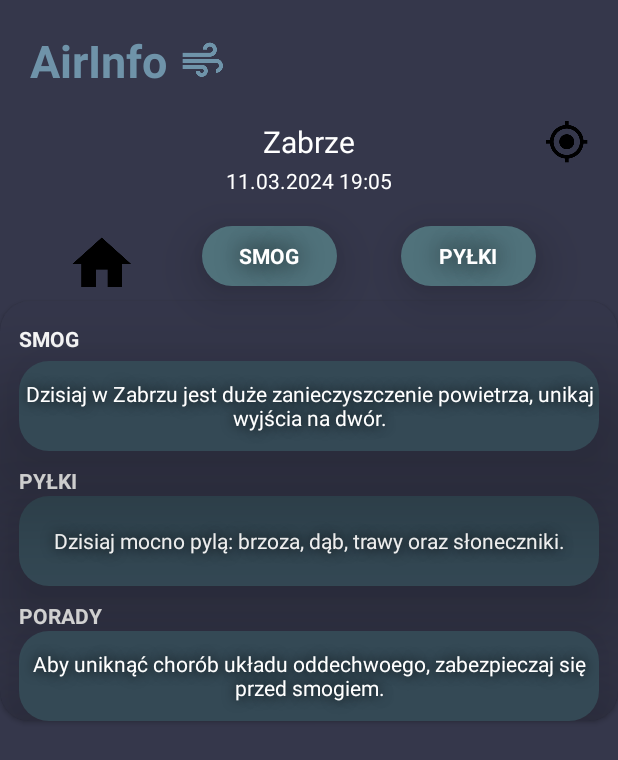
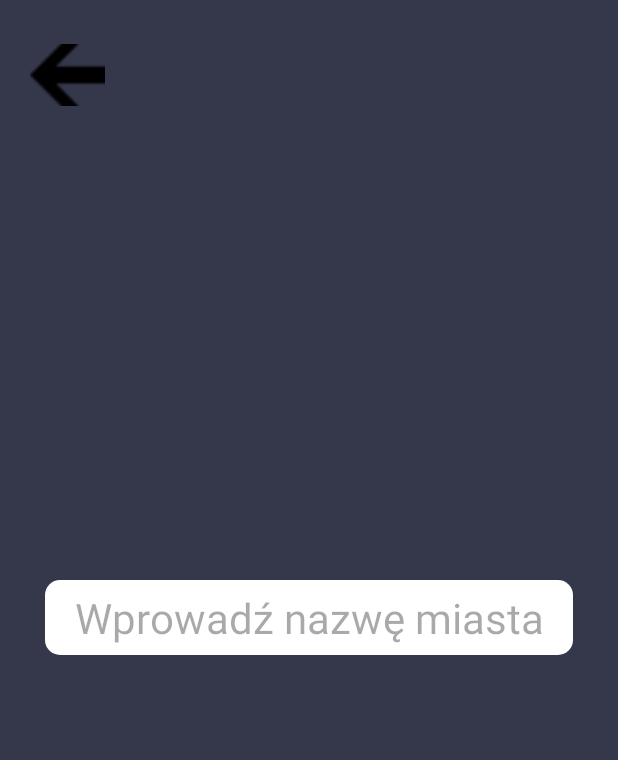
Before and after one commit to karolinahanslik/AirInfo, an Android app: the screen it shows after launch (MainActivity before the commit, cityFinder after it), after a tap on an icon or button, on a phone screen of 412 x 824 dp. Shown: the top 760 px of the screen. Run offline under Robolectric (Android 15) with nearby library versions, the phone set to English and light mode, and no system bars; libraries missing offline, so code that uses them is left out: com.loopj.android, cz.msebera.android.

Commit message:
API: szukanie danych w dowolnym mieście (wyszukiwanie po nazwie miasta, a nie bieżącej lokalizacji).

```diff
--- a/app/src/main/AndroidManifest.xml
+++ b/app/src/main/AndroidManifest.xml
@@ -2,9 +2,9 @@
 <manifest xmlns:android="http://schemas.android.com/apk/res/android"
     xmlns:tools="http://schemas.android.com/tools">
 
-    <uses-permission android:name="android.permission.INTERNET"></uses-permission>
-    <uses-permission android:name="android.permission.ACCESS_COARSE_LOCATION"></uses-permission>
-    <uses-permission android:name="android.permission.ACCESS_FINE_LOCATION"></uses-permission>
+    <uses-permission android:name="android.permission.INTERNET" />
+    <uses-permission android:name="android.permission.ACCESS_COARSE_LOCATION" />
+    <uses-permission android:name="android.permission.ACCESS_FINE_LOCATION" />
 
     <application
         android:allowBackup="true"
@@ -17,6 +17,9 @@
         android:theme="@style/Theme.Probka"
         tools:targetApi="31">
         <activity
+            android:name=".cityFinder"
+            android:exported="false" />
+        <activity
             android:name=".MainActivity"
             android:exported="true">
             <intent-filter>
--- a/app/src/main/java/com/example/probka/MainActivity.java
+++ b/app/src/main/java/com/example/probka/MainActivity.java
@@ -3,6 +3,7 @@ package com.example.probka;
 import android.Manifest;
 import android.app.Dialog;
 import android.content.Context;
+import android.content.Intent;
 import android.content.pm.PackageManager;
 import android.location.Location;
 import android.location.LocationListener;
@@ -10,6 +11,7 @@ import android.location.LocationManager;
 import android.os.Bundle;
 import android.view.View;
 import android.widget.ImageButton;
+import android.widget.RelativeLayout;
 import android.widget.TextView;
 import android.widget.Toast;
 
@@ -46,7 +48,7 @@ public class MainActivity extends AppCompatActivity {
 
     String latitude, longitude;
 
-
+    RelativeLayout mCityFinder;
     TextView cityName;
     TextView PM10_TextView;
     TextView PM2_TextView;
@@ -88,17 +90,18 @@ public class MainActivity extends AppCompatActivity {
         SmogCardView = (CardView) findViewById(R.id.SmogCardView);
         PylkiCardView = (CardView) findViewById(R.id.PylkiCardView);
         cityName = (TextView) findViewById(R.id.CityName);
-        LocalizationButton = findViewById(R.id.Localization);
+        mCityFinder = findViewById(R.id.Localization);
         Data_Godzina = findViewById(R.id.DateHour);
 
         PM10Dialog.setContentView(R.layout.pm10_layout);
         PM2Dialog.setContentView(R.layout.pm2_layout);
         CODialog.setContentView(R.layout.pm1_layout);
 
-        LocalizationButton.setOnClickListener(new View.OnClickListener() {
+        mCityFinder.setOnClickListener(new View.OnClickListener() {
             @Override
             public void onClick(View view) {
-//                tu cos dodac, żeby aktualizowała się lokalizacja po kliknięciu w button
+                Intent intent = new Intent(MainActivity.this, cityFinder.class);
+                startActivity(intent);
             }
         });
 
@@ -196,10 +199,30 @@ public class MainActivity extends AppCompatActivity {
 
     }
 
+//    @Override
+//    protected void onResume() {
+//        super.onResume();
+//        getPollutionforCurrentLocation();
+//    }
+
     @Override
     protected void onResume() {
         super.onResume();
-        getPollutionforCurrentLocation();
+        Intent mIntent = getIntent();
+        String city = mIntent.getStringExtra("City");
+        if (city != null) {
+            getPollutionforNewCity(city);
+        } else {
+            getPollutionforCurrentLocation();
+        }
+    }
+
+    private void getPollutionforNewCity(String city)
+    {
+        RequestParams params = new RequestParams();
+        params.put("q", city);
+        params.put("appid", API);
+        letsdoMoreNetworking(params);
     }
 
     private void getPollutionforCurrentLocation() {
@@ -310,6 +333,33 @@ public class MainActivity extends AppCompatActivity {
         );
     }
 
+    private void letsdoMoreNetworking(RequestParams params)
+    {
+        AsyncHttpClient client = new AsyncHttpClient();
+        client.get(CityName_URL, params, new JsonHttpResponseHandler()
+                {
+                    @Override
+                    public void onSuccess(int statusCode, Header[] headers, JSONObject response) {
+                        //Toast.makeText(MainActivity.this, "Data Updated Successfully", Toast.LENGTH_SHORT).show();
+
+                        coordsData coordsD = coordsData.fromJson(response);
+                        updateLL(coordsD);
+                        RequestParams params2 = new RequestParams();
+                        params2.put("lat", latitude);
+                        params2.put("lon", longitude);
+                        params2.put("appid", API);
+                        letsdoSomeNetworking(params2);
+                        //super.onSuccess(statusCode, headers, response);
+                    }
+
+                    @Override
+                    public void onFailure(int statusCode, Header[] headers, Throwable throwable, JSONObject errorResponse) {
+                        //super.onFailure(statusCode, headers, throwable, errorResponse);
+                    }
+                }
+        );
+    }
+
     private void updateUI(pollutionData pollution)
     {
         CO_TextView.setText(pollution.getmCO());
@@ -327,6 +377,12 @@ public class MainActivity extends AppCompatActivity {
         Data_Godzina.setText(date);
     }
 
+    private void updateLL(coordsData coordsD)
+    {
+        latitude = coordsD.getmLat();
+        longitude = coordsD.getmLon();
+    }
+
     @Override
     protected void onPause() {
         super.onPause();
--- /dev/null
+++ b/app/src/main/java/com/example/probka/cityFinder.java
@@ -0,0 +1,47 @@
+package com.example.probka;
+
+import android.content.Intent;
+import android.os.Bundle;
+import android.view.KeyEvent;
+import android.view.View;
+import android.widget.EditText;
+import android.widget.ImageView;
+import android.widget.TextView;
+import androidx.activity.EdgeToEdge;
+import androidx.appcompat.app.AppCompatActivity;
+import androidx.core.graphics.Insets;
+import androidx.core.view.ViewCompat;
+import androidx.core.view.WindowInsetsCompat;
+
+public class cityFinder extends AppCompatActivity {
+
+    @Override
+    protected void onCreate(Bundle savedInstanceState) {
+        super.onCreate(savedInstanceState);
+        setContentView(R.layout.activity_city_finder);
+
+        final EditText editText = findViewById(R.id.searchCity);
+        ImageView backButton = findViewById(R.id.backButton);
+
+        backButton.setOnClickListener(new View.OnClickListener() {
+            @Override
+            public void onClick(View v) {
+                finish();
+            }
+        });
+
+        editText.setOnEditorActionListener(new TextView.OnEditorActionListener() {
+            @Override
+            public boolean onEditorAction(TextView v, int actionId, KeyEvent event) {
+                String newCity = editText.getText().toString();
+                Intent intent = new Intent(cityFinder.this, MainActivity.class);
+                intent.putExtra("City", newCity);
+                startActivity(intent);
+
+                return false;
+            }
+        });
+
+
+    }
+}
--- /dev/null
+++ b/app/src/main/res/drawable/edittextdesign.xml
@@ -0,0 +1,11 @@
+<?xml version="1.0" encoding="utf-8"?>
+<shape xmlns:android="http://schemas.android.com/apk/res/android"
+    android:shape="rectangle">
+    <corners android:radius="10dp">
+
+    </corners>
+    <solid android:color="@color/white">
+
+    </solid>
+
+</shape>
--- /dev/null
+++ b/app/src/main/res/layout/activity_city_finder.xml
@@ -0,0 +1,43 @@
+<?xml version="1.0" encoding="utf-8"?>
+<RelativeLayout xmlns:android="http://schemas.android.com/apk/res/android"
+    xmlns:app="http://schemas.android.com/apk/res-auto"
+    xmlns:tools="http://schemas.android.com/tools"
+    android:id="@+id/main"
+    android:background="#35374B"
+    android:layout_width="match_parent"
+    android:layout_height="match_parent"
+    tools:context=".cityFinder">
+
+    <ImageView
+        android:id="@+id/backButton"
+        android:layout_width="50dp"
+        android:layout_height="60dp"
+        android:layout_alignParentStart="true"
+        android:layout_alignParentLeft="true"
+        android:layout_alignParentTop="true"
+        android:layout_marginStart="20dp"
+        android:layout_marginLeft="20dp"
+        android:layout_marginTop="20dp"
+        android:src="@drawable/arrow">
+
+    </ImageView>
+
+    <EditText
+        android:layout_width="match_parent"
+        android:layout_height="50dp"
+        android:layout_centerHorizontal="true"
+        android:layout_centerVertical="true"
+        android:hint="Wprowadź nazwę miasta"
+        android:layout_marginLeft="30dp"
+        android:textSize="28sp"
+        android:background="@drawable/edittextdesign"
+        android:textColor="@color/black"
+        android:imeOptions="actionGo"
+        android:id="@+id/searchCity"
+        android:inputType="textAutoCorrect"
+        android:gravity="center_vertical|center_horizontal"
+        android:layout_marginRight="30dp">
+
+    </EditText>
+
+</RelativeLayout>
--- a/app/src/main/res/layout/activity_main.xml
+++ b/app/src/main/res/layout/activity_main.xml
@@ -69,13 +69,14 @@
             tools:ignore="MissingConstraints" />
 
         <!--        przycisk lokalizujący użytkownika-->
-        <ImageButton
+        <!--        tu zmieniam z ImageButton na RelativeLayout-->
+<!--        android:src="@mipmap/loc"-->
+        <RelativeLayout
             android:id="@+id/Localization"
             android:layout_width="wrap_content"
             android:layout_height="wrap_content"
-            android:layout_marginRight="10dp"
-            android:background="#35374B"
-            android:src="@mipmap/loc"
+            android:layout_marginRight="30dp"
+            android:background="@mipmap/loc"
             app:layout_constraintBottom_toBottomOf="@id/CityName"
             app:layout_constraintEnd_toEndOf="parent"
             app:layout_constraintTop_toTopOf="@id/CityName" />
```
Also changed, not shown: app/src/main/res/drawable/arrow.png (added).
